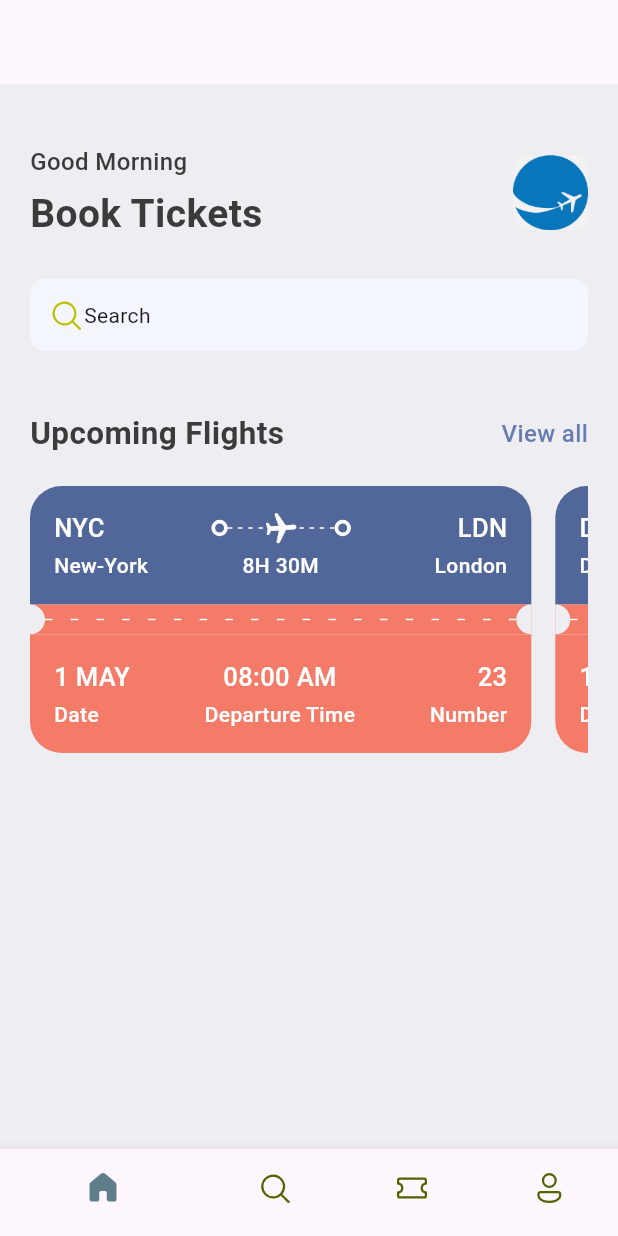
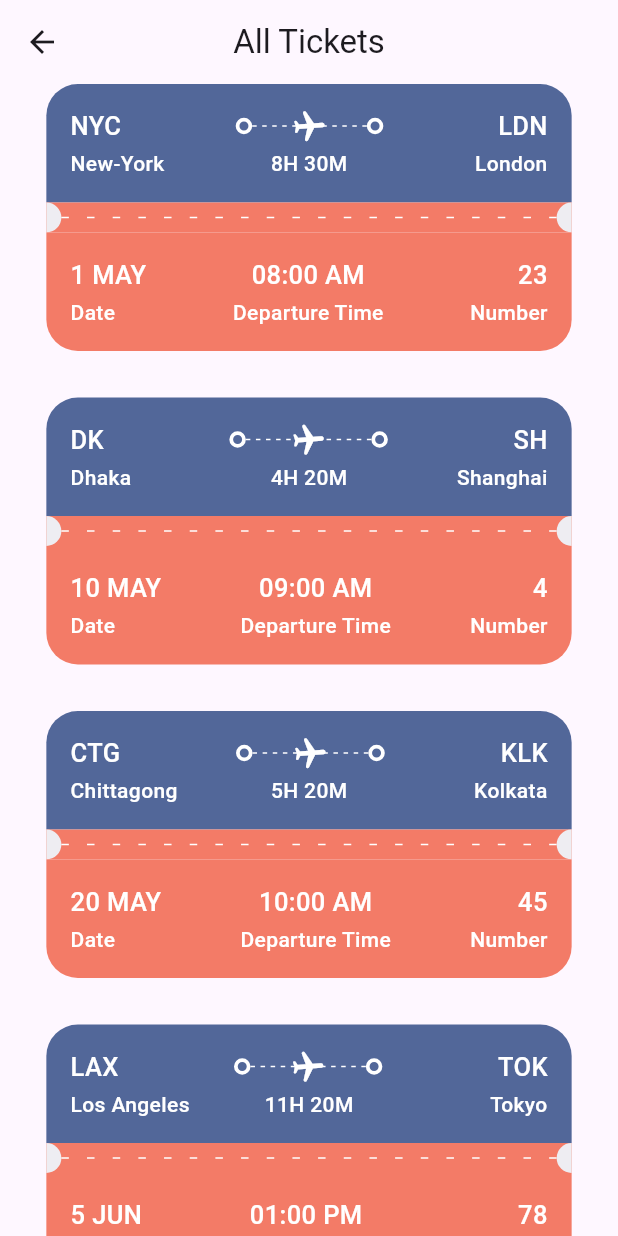
Before and after one commit to Saud-Al-Faisal/ticket_app, a Flutter app: the screen it shows after launch, after a tap on "View all", on a phone screen of 412 x 824 dp. Run offline on Flutter 3.47's test engine with Material 3 defaults, Android fonts, the phone set to English and light mode, and no system bars; our stand-ins replace fluentui_icons; missing offline and left inert: dart:ffi.

Commit message:
feat:add all ticket list and routing

```diff
--- /dev/null
+++ b/lib/base/widgets/all_ticket_list.dart
@@ -0,0 +1,35 @@
+import 'package:flutter/material.dart';
+import 'package:ticket_app/base/widgets/ticket_view.dart';
+
+import '../../data/ticket_data.dart';
+
+class AllTicketList extends StatelessWidget {
+  const AllTicketList({super.key});
+
+  @override
+  Widget build(BuildContext context) {
+    return Scaffold(
+      appBar: AppBar(
+        title: const Text('All Tickets'),
+        centerTitle: true,
+      ),
+      body: ListView(
+        children: [
+          SingleChildScrollView(
+            scrollDirection: Axis.vertical,
+            child: Column(
+              children: ticketList
+                  .map((ticket) => Container(
+                      margin: const EdgeInsets.only(bottom: 20),
+                      child: TicketView(
+                        ticket: ticket,
+                        fullScreen: true,
+                      )))
+                  .toList(),
+            ),
+          )
+        ],
+      ),
+    );
+  }
+}
--- a/lib/base/widgets/ticket_view.dart
+++ b/lib/base/widgets/ticket_view.dart
@@ -9,8 +9,9 @@ import 'package:ticket_app/base/widgets/ticket_text_small.dart';
 
 class TicketView extends StatelessWidget {
   final Map<String, dynamic> ticket;
+  final bool fullScreen;
 
-  const TicketView({super.key, required this.ticket});
+  const TicketView({super.key, required this.ticket, this.fullScreen = false});
 
   @override
   Widget build(BuildContext context) {
@@ -19,7 +20,7 @@ class TicketView extends StatelessWidget {
       width: size.width * 0.85,
       height: 189,
       child: Container(
-        margin: const EdgeInsets.only(right: 16),
+        margin: EdgeInsets.only(right: fullScreen == true ? 0 : 16),
         child: Column(
           children: [
             Container(
--- a/lib/base/widgets/title_double_text.dart
+++ b/lib/base/widgets/title_double_text.dart
@@ -1,5 +1,6 @@
 import 'package:flutter/material.dart';
 import 'package:ticket_app/base/res/styles/app_styles.dart';
+import 'package:ticket_app/base/widgets/all_ticket_list.dart';
 
 class TitleDoubleText extends StatelessWidget {
   const TitleDoubleText(
@@ -13,11 +14,12 @@ class TitleDoubleText extends StatelessWidget {
     return Row(
       mainAxisAlignment: MainAxisAlignment.spaceBetween,
       children: [
-        Text(titleText,
-            style: AppStyles.headingStyle2),
+        Text(titleText, style: AppStyles.headingStyle2),
         InkWell(
-          onTap: () {},
-          child: Text(linkText, style: AppStyles.textStyle.copyWith(color: AppStyles.primaryColor)),
+          onTap: () => Navigator.pushNamed(context, '/all-tickets'),
+          child: Text(linkText,
+              style:
+                  AppStyles.textStyle.copyWith(color: AppStyles.primaryColor)),
         )
       ],
     );
--- a/lib/data/ticket_data.dart
+++ b/lib/data/ticket_data.dart
@@ -25,7 +25,7 @@ List<Map<String, dynamic>> ticketList = [
     'flying_time': '4H 20M',
     'date': "10 MAY",
     'departure_time':"09:00 AM",
-    "number":45
+    "number":4
   },
   {
     'from': {
@@ -41,4 +41,159 @@ List<Map<String, dynamic>> ticketList = [
     'departure_time':"10:00 AM",
     "number":45
   },
+  // Additional dummy data
+  {
+    'from': {
+      'code':"LAX",
+      'name':"Los Angeles"
+    },
+    'to': {
+      'code':"TOK",
+      'name':"Tokyo"
+    },
+    'flying_time': '11H 20M',
+    'date': "5 JUN",
+    'departure_time':"01:00 PM",
+    "number":78
+  },
+  {
+    'from': {
+      'code':"SYD",
+      'name':"Sydney"
+    },
+    'to': {
+      'code':"BKK",
+      'name':"Bangkok"
+    },
+    'flying_time': '9H 10M',
+    'date': "15 JUN",
+    'departure_time':"06:00 AM",
+    "number":56
+  },
+  {
+    'from': {
+      'code':"DEL",
+      'name':"Delhi"
+    },
+    'to': {
+      'code':"MUM",
+      'name':"Mumbai"
+    },
+    'flying_time': '2H 45M',
+    'date': "22 JUN",
+    'departure_time':"11:00 AM",
+    "number":32
+  },
+  {
+    'from': {
+      'code':"CDG",
+      'name':"Paris"
+    },
+    'to': {
+      'code':"BRU",
+      'name':"Brussels"
+    },
+    'flying_time': '1H 15M',
+    'date': "30 JUN",
+    'departure_time':"03:00 PM",
+    "number":12
+  },
+  {
+    'from': {
+      'code':"TOR",
+      'name':"Toronto"
+    },
+    'to': {
+      'code':"VAN",
+      'name':"Vancouver"
+    },
+    'flying_time': '5H 30M',
+    'date': "12 JUL",
+    'departure_time':"07:00 AM",
+    "number":89
+  },
+  {
+    'from': {
+      'code':"RIO",
+      'name':"Rio de Janeiro"
+    },
+    'to': {
+      'code':"SAO",
+      'name':"São Paulo"
+    },
+    'flying_time': '1H 30M',
+    'date': "19 JUL",
+    'departure_time':"04:00 PM",
+    "number":91
+  },
+  {
+    'from': {
+      'code':"IAD",
+      'name':"Washington"
+    },
+    'to': {
+      'code':"BOS",
+      'name':"Boston"
+    },
+    'flying_time': '1H 20M',
+    'date': "25 JUL",
+    'departure_time':"08:00 AM",
+    "number":64
+  },
+  {
+    'from': {
+      'code':"HKG",
+      'name':"Hong Kong"
+    },
+    'to': {
+      'code':"SIN",
+      'name':"Singapore"
+    },
+    'flying_time': '3H 35M',
+    'date': "3 AUG",
+    'departure_time':"10:00 PM",
+    "number":27
+  },
+  {
+    'from': {
+      'code':"BOM",
+      'name':"Mumbai"
+    },
+    'to': {
+      'code':"LHR",
+      'name':"London"
+    },
+    'flying_time': '9H 30M',
+    'date': "10 AUG",
+    'departure_time':"05:00 AM",
+    "number":82
+  },
+  {
+    'from': {
+      'code':"CAI",
+      'name':"Cairo"
+    },
+    'to': {
+      'code':"DOH",
+      'name':"Doha"
+    },
+    'flying_time': '3H 10M',
+    'date': "18 AUG",
+    'departure_time':"02:00 PM",
+    "number":39
+  },
+  {
+    'from': {
+      'code':"JNB",
+      'name':"Johannesburg"
+    },
+    'to': {
+      'code':"CPT",
+      'name':"Cape Town"
+    },
+    'flying_time': '2H 5M',
+    'date': "25 AUG",
+    'departure_time':"06:00 AM",
+    "number":17
+  },
 ];
--- a/lib/main.dart
+++ b/lib/main.dart
@@ -1,5 +1,6 @@
 import 'package:flutter/material.dart';
 import 'package:ticket_app/base/bottom_nav_bar.dart';
+import 'package:ticket_app/base/widgets/all_ticket_list.dart';
 
 void main() {
   runApp(const MyApp());
@@ -13,7 +14,10 @@ class MyApp extends StatelessWidget {
     return MaterialApp(
       title: 'Ticket Application',
       theme: ThemeData(),
-      home: const BottomNavBar(),
+      routes: {
+        "/": (context) => const BottomNavBar(),
+        "/all-tickets": (context) => const AllTicketList(),
+      },
       debugShowCheckedModeBanner: false,
     );
   }
--- a/lib/screens/home_screen.dart
+++ b/lib/screens/home_screen.dart
@@ -67,7 +67,7 @@ class HomeScreen extends StatelessWidget {
                   SingleChildScrollView(
                       scrollDirection: Axis.horizontal,
                       child: Row(
-                        children: ticketList.take(2)
+                        children: ticketList.take(4)
                             .map((singleTicket) =>
                                 TicketView(ticket: singleTicket))
                             .toList(),
```
